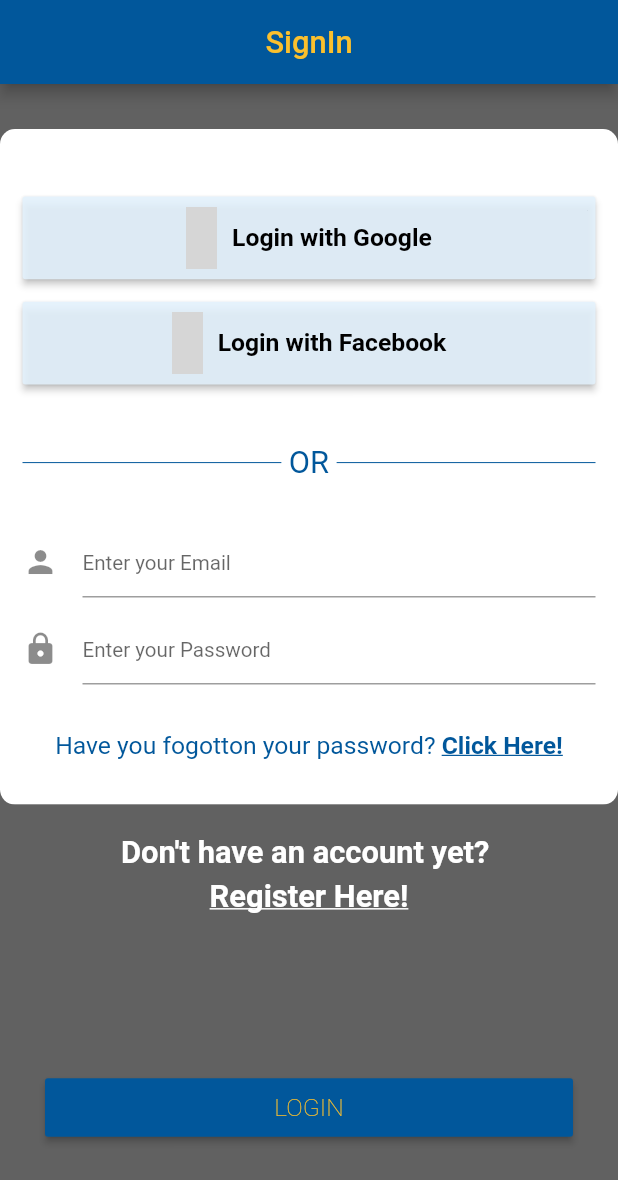
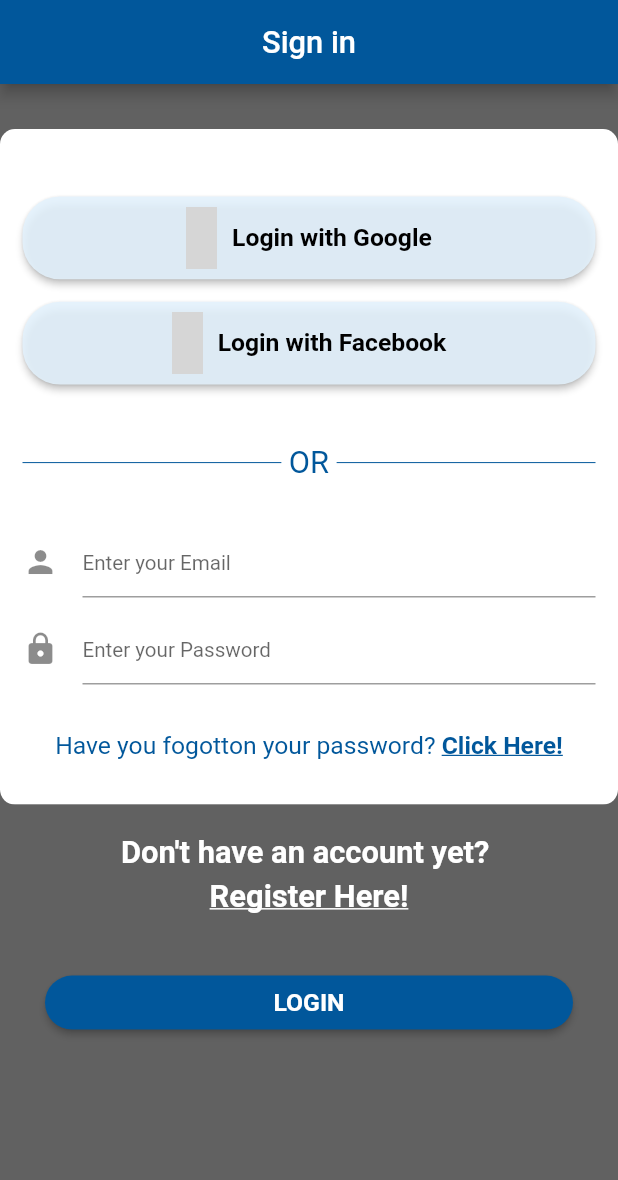
Before and after one commit to FixMe-Application/FixMe, a Flutter app: the screen it shows after launch, on a phone screen of 412 x 824 dp. Shown: the top 1180 px of the screen. Run offline on Flutter 3.47's test engine with Material 2 defaults, Android fonts, the phone set to English and light mode, and no system bars; our stand-ins replace firebase_auth, firebase_core, flutter_credit_card, flutter_rating_bar, flutter_spinkit, geolocator and 2 more; missing offline and left inert: flutter_dialogflow, flutter_facebook_login, google_map_polyline; accounts and stored records are empty; project files that could hold a hidden picture were left out; grey boxes are pictures that could not be loaded.

Commit message:
Modified login UI

```diff
--- a/lib/widgets/authentication/Login/Login.dart
+++ b/lib/widgets/authentication/Login/Login.dart
@@ -25,9 +25,9 @@ class _LoginState extends State<Login> {
       backgroundColor: Colors.grey[700],
       appBar: AppBar(
         title: Text(
-          "SignIn",
+          "Sign in",
           style: TextStyle(
-            color: Colors.yellow[700],
+            color: Colors.white,
             fontSize: SizeConfig.screenWidth / 20,
           ),
         ),
@@ -55,6 +55,8 @@ class _LoginState extends State<Login> {
                       SizedBox(height: 15),
                       Container(
                         child: new RaisedButton(
+                          shape: RoundedRectangleBorder(
+                              borderRadius: BorderRadius.circular(25.0)),
                           onPressed: () async {
                             bool result = await AuthService().loginWithGoogle();
                             if (!result) {
@@ -91,6 +93,8 @@ class _LoginState extends State<Login> {
                       ),
                       Container(
                         child: new RaisedButton(
+                          shape: RoundedRectangleBorder(
+                              borderRadius: BorderRadius.circular(25.0)),
                           onPressed: () async {
                             bool result =
                                 await AuthService().loginWithFacebook();
@@ -277,12 +281,14 @@ class _LoginState extends State<Login> {
               ],
             ),
             SizedBox(
-              height: 100,
+              height: 30,
             ),
             Container(
               margin: EdgeInsets.symmetric(horizontal: 30, vertical: 5),
               child: new RaisedButton(
-                padding: EdgeInsets.symmetric(horizontal: 150, vertical: 10),
+                padding: EdgeInsets.symmetric(horizontal: 150, vertical: 5),
+                shape: RoundedRectangleBorder(
+                    borderRadius: BorderRadius.circular(25.0)),
                 onPressed: () async {
                   if (_formKey.currentState.validate()) {
                     dynamic result =
@@ -298,9 +304,9 @@ class _LoginState extends State<Login> {
                 child: new Text(
                   "LOGIN",
                   style: new TextStyle(
-                    color: Colors.yellow[700],
+                    color: Colors.white,
                     fontSize: SizeConfig.screenWidth / 25,
-                    fontWeight: FontWeight.w200,
+                    fontWeight: FontWeight.bold,
                   ),
                 ),
               ),
```
